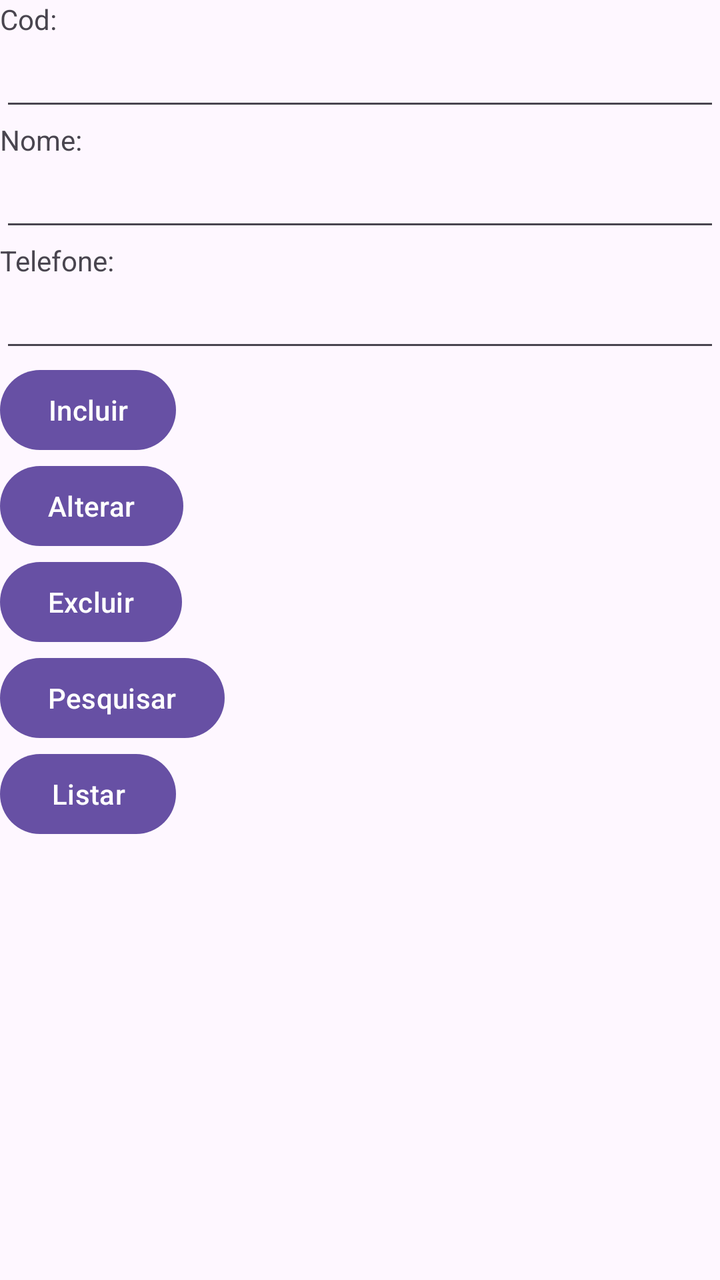
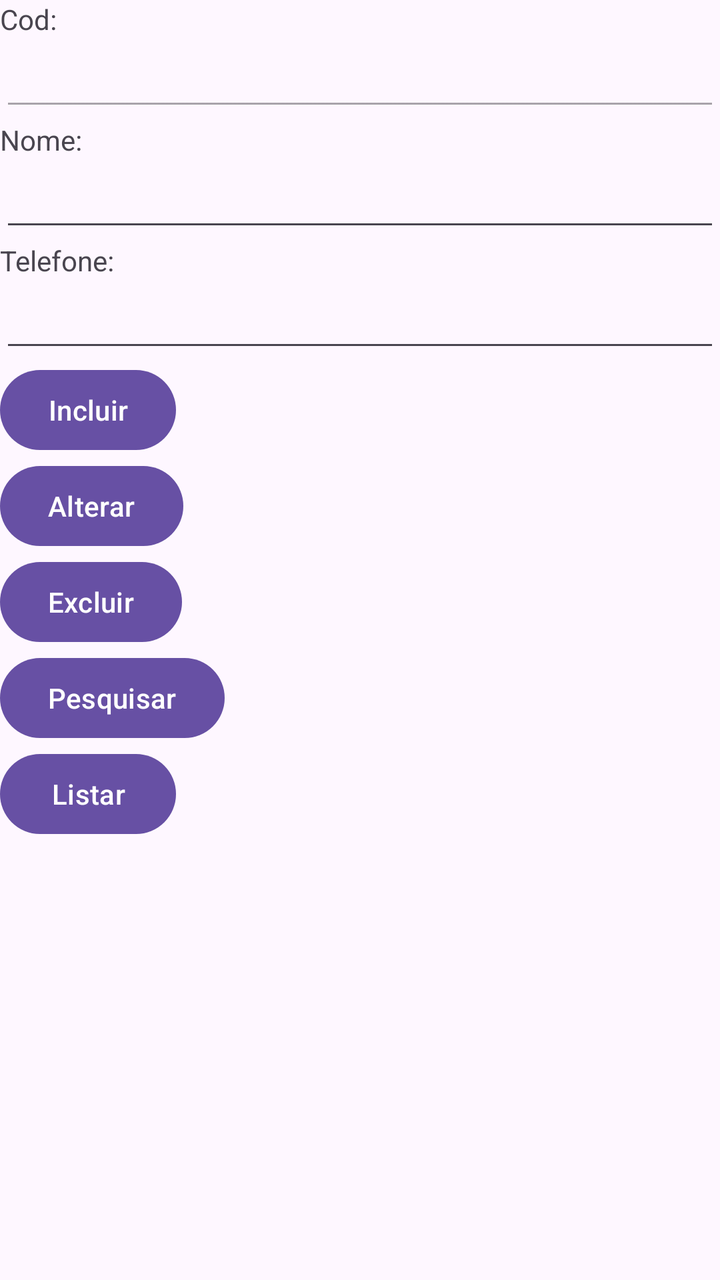

Compare the two renders of this Android layout. The source of the first and the diff that turns it into the second are given below.
<!-- AndroidManifest.xml: application theme Theme.UsandoBD -->
<!-- res/layout/activity_main.xml -->
<?xml version="1.0" encoding="utf-8"?>
<LinearLayout xmlns:android="http://schemas.android.com/apk/res/android"
    xmlns:app="http://schemas.android.com/apk/res-auto"
    xmlns:tools="http://schemas.android.com/tools"
    android:id="@+id/main"
    android:layout_width="match_parent"
    android:layout_height="match_parent"
    android:orientation="vertical"
    tools:context=".MainActivity">

    <TextView
        android:layout_width="wrap_content"
        android:layout_height="wrap_content"
        android:text="Cod:" />
    
    <EditText
        android:id="@+id/etCod"
        android:layout_width="match_parent"
        android:layout_height="wrap_content"
        android:inputType="number" />

    <TextView
        android:layout_width="wrap_content"
        android:layout_height="wrap_content"
        android:text="Nome:" />

    <EditText
        android:id="@+id/etNome"
        android:layout_width="match_parent"
        android:layout_height="wrap_content"
        android:inputType="textCapWords" />

    <TextView
        android:layout_width="wrap_content"
        android:layout_height="wrap_content"
        android:text="Telefone:" />

    <EditText
        android:id="@+id/etTelefone"
        android:layout_width="match_parent"
        android:layout_height="wrap_content"
        android:inputType="phone" />

    <Button
        android:layout_width="wrap_content"
        android:layout_height="wrap_content"
        android:onClick="btIncluirOnClick"
        android:text="Incluir" />

    <Button
        android:layout_width="wrap_content"
        android:layout_height="wrap_content"
        android:onClick="btAlterarOnClick"
        android:text="Alterar" />

    <Button
        android:layout_width="wrap_content"
        android:layout_height="wrap_content"
        android:onClick="btExcluirOnClick"
        android:text="Excluir" />

    <Button
        android:layout_width="wrap_content"
        android:layout_height="wrap_content"
        android:onClick="btPesquisarOnClick"
        android:text="Pesquisar" />

    <Button
        android:layout_width="wrap_content"
        android:layout_height="wrap_content"
        android:onClick="btListarOnClick"
        android:text="Listar" />


</LinearLayout>
<!-- resources referenced by this layout -->
<resources>
  <style name="Theme.UsandoBD" parent="Base.Theme.UsandoBD" />
  <style name="Base.Theme.UsandoBD" parent="Theme.Material3.DayNight.NoActionBar">
          
          
      </style>
</resources>

<!-- the commit's change to res/layout/activity_main.xml (unified diff, before → after) -->
@@ -17,6 +17,7 @@
         android:id="@+id/etCod"
         android:layout_width="match_parent"
         android:layout_height="wrap_content"
+        android:enabled="false"
         android:inputType="number" />
 
     <TextView
